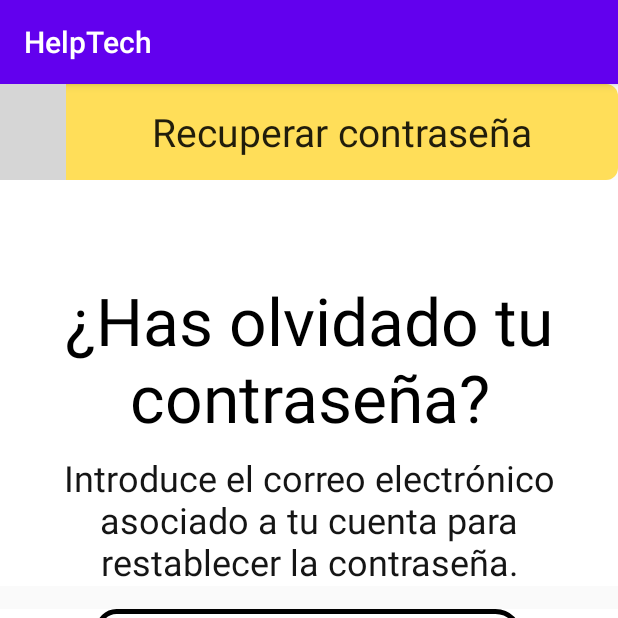
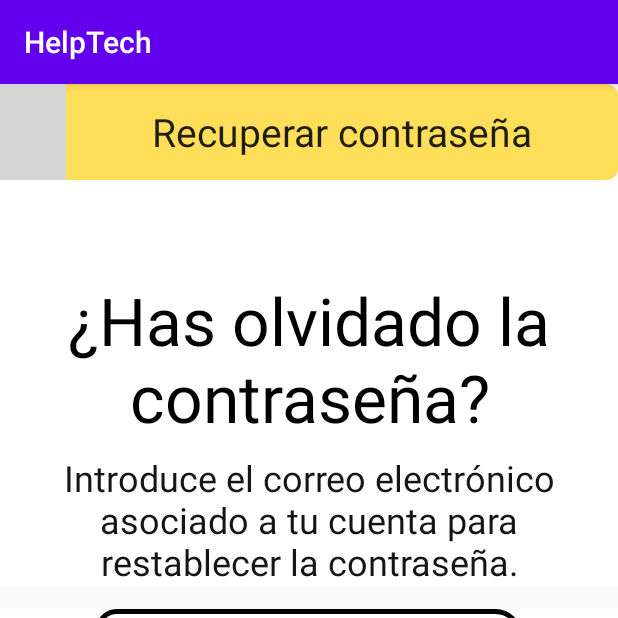
Before and after one commit to juanvarelam/HelpTech, an Android app: the fragment RecuperaPassFragment shown on its own in the app's theme, on a phone screen of 412 x 824 dp, the top half of it. Run offline under Robolectric (Android 15) with nearby library versions, the light colour scheme and no system bars; grey boxes are pictures that could not be loaded.

Commit message:
FIX : cambio posesivo

```diff
--- a/app/src/main/res/layout/frg_recupera_pass.xml
+++ b/app/src/main/res/layout/frg_recupera_pass.xml
@@ -49,11 +49,11 @@
             android:layout_marginLeft="24dp"
             android:layout_marginTop="64dp"
             android:layout_marginRight="24dp"
-            android:text="@string/subtitle_recupera_pass"
+            android:text="@string/subtitle_recupera_passw"
             android:textAlignment="center"
             android:textColor="@color/black"
             android:textSize="44sp"
-            tools:text="@string/subtitle_recupera_pass" />
+            tools:text="@string/subtitle_recupera_passw" />
 
         <TextView
             android:id="@+id/textView3"
--- a/app/src/main/res/values/strings.xml
+++ b/app/src/main/res/values/strings.xml
@@ -10,4 +10,5 @@
     <string name="email_placeHolder">Correo electrónico</string>
     <string name="btn_enviar">Enviar</string>
     <string name="email_enviar">Enviar</string>
+    <string name="subtitle_recupera_passw">¿Has olvidado la contraseña?</string>
 </resources>
```
